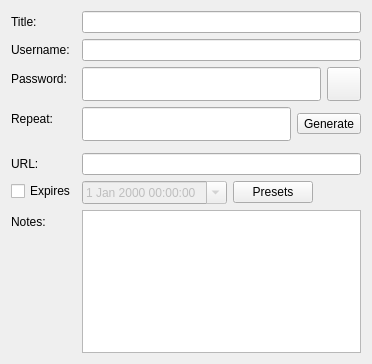
Before: the Qt Designer form src/gui/entry/EditEntryWidgetMain.ui in keepassxreboot/keepassxc, drawn with Qt 5.
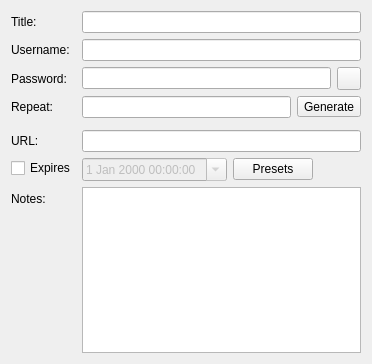
After: the same form once the commit is applied. Custom widgets are drawn as their Qt base class.

Commit message: Revert fixed heights for password fields Fix QFont::setPixelSize warning

Patch:
```diff
--- a/src/gui/entry/EditEntryWidgetMain.ui
+++ b/src/gui/entry/EditEntryWidgetMain.ui
@@ -45,12 +45,6 @@
     <layout class="QHBoxLayout" name="horizontalLayout">
      <item>
       <widget class="PasswordEdit" name="passwordEdit">
-       <property name="minimumSize">
-        <size>
-         <width>0</width>
-         <height>34</height>
-        </size>
-       </property>
        <property name="echoMode">
         <enum>QLineEdit::Password</enum>
        </property>
@@ -58,18 +52,6 @@
      </item>
      <item>
       <widget class="QToolButton" name="togglePasswordButton">
-       <property name="minimumSize">
-        <size>
-         <width>34</width>
-         <height>34</height>
-        </size>
-       </property>
-       <property name="maximumSize">
-        <size>
-         <width>34</width>
-         <height>34</height>
-        </size>
-       </property>
        <property name="checkable">
         <bool>true</bool>
        </property>
@@ -88,12 +70,6 @@
     <layout class="QHBoxLayout" name="horizontalLayout_4">
      <item>
       <widget class="PasswordEdit" name="passwordRepeatEdit">
-       <property name="minimumSize">
-        <size>
-         <width>0</width>
-         <height>34</height>
-        </size>
-       </property>
        <property name="echoMode">
         <enum>QLineEdit::Password</enum>
        </property>
```
The commit also changes 2 other files.
